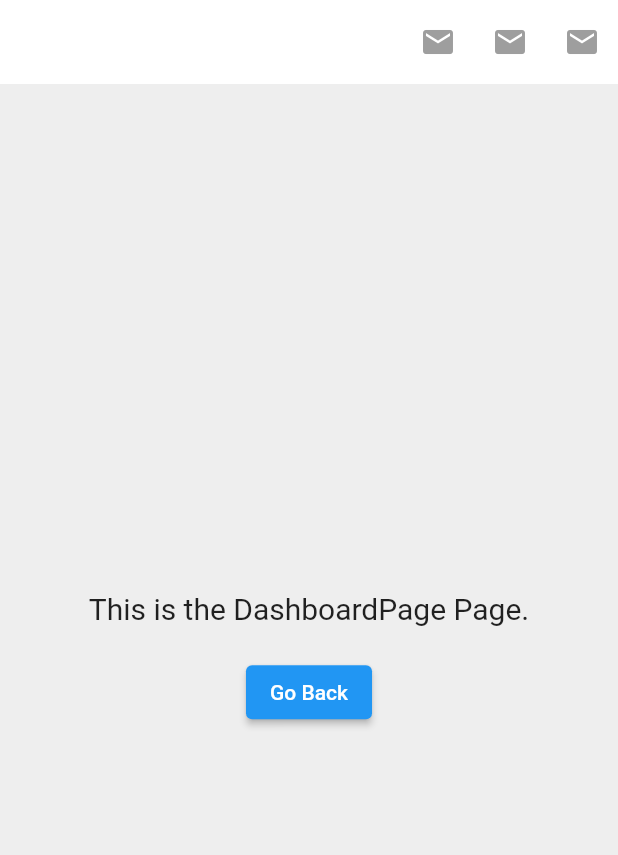
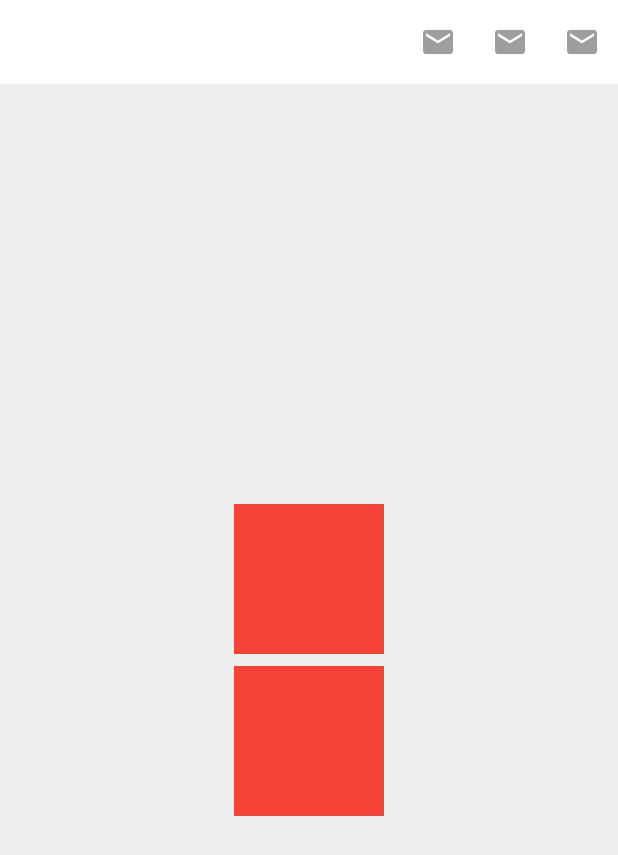
Before and after one commit to aamuzakii/arukari, a Flutter app: the DashboardPage screen opened by its route, on a phone screen of 412 x 824 dp. Shown: the top 855 px of the screen. Run offline on Flutter 3.47's test engine with Material 2 defaults, Android fonts, the phone set to English and light mode, and no system bars.

Commit message:
make 2 box

```diff
--- a/lib/pages/dashboard_page.dart
+++ b/lib/pages/dashboard_page.dart
@@ -14,16 +14,16 @@ class DashboardPage extends StatelessWidget {
           child: Column(
             mainAxisAlignment: MainAxisAlignment.center,
             children: [
-              const Text(
-                'This is the DashboardPage Page.',
-                style: TextStyle(fontSize: 20),
+              Container(
+                width: 100,
+                height: 100,
+                color: Colors.red,
               ),
-              const SizedBox(height: 20),
-              ElevatedButton(
-                onPressed: () {
-                  Navigator.pop(context);
-                },
-                child: const Text('Go Back'),
+              const SizedBox(height: 8),
+              Container(
+                width: 100,
+                height: 100,
+                color: Colors.red,
               ),
             ],
           ),
```
